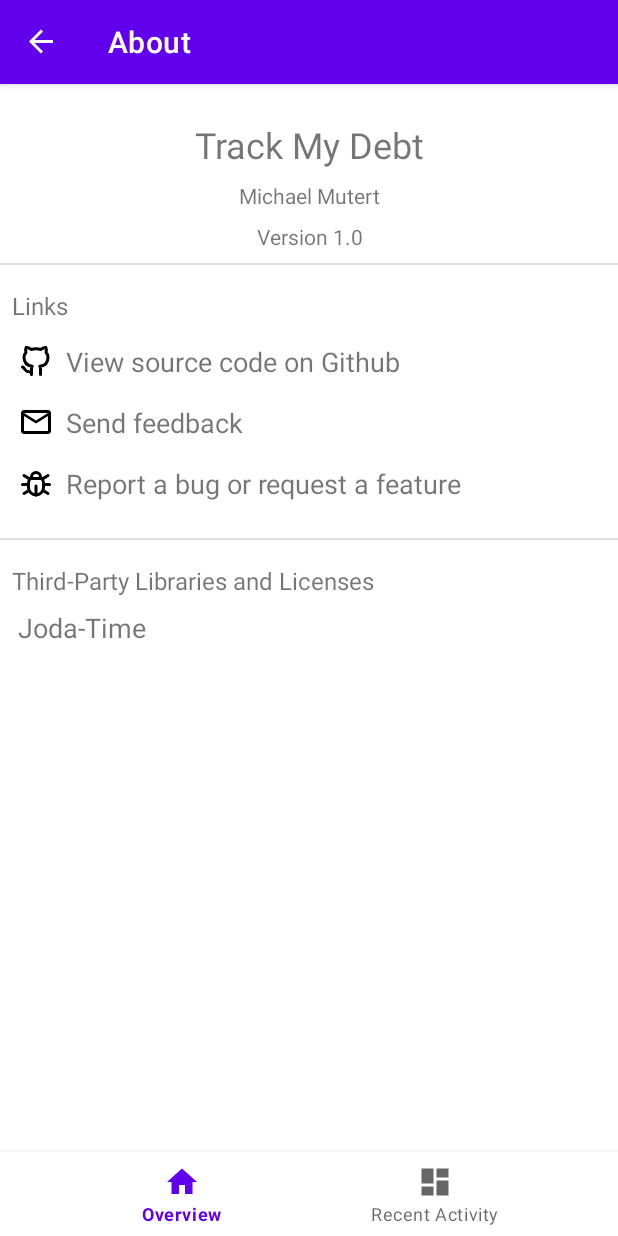
After one commit to tretum/trackmydebt, an Android app: the AboutFragment screen opened through its navigation route, on a phone screen of 412 x 824 dp. The commit adds this screen. Run offline under Robolectric (Android 15) with nearby library versions, the phone set to English and light mode, and no system bars; our stand-ins replace Room's generated code, data binding, navigation-ui.

Commit message:
Add about fragment

```diff
--- /dev/null
+++ b/app/src/main/java/com/mmutert/trackmydebt/ui/about/AboutFragment.kt
@@ -0,0 +1,96 @@
+package com.mmutert.trackmydebt.ui.about
+
+import android.content.Intent
+import android.net.Uri
+import android.os.Bundle
+import android.view.LayoutInflater
+import android.view.View
+import android.view.ViewGroup
+import androidx.databinding.DataBindingUtil
+import androidx.fragment.app.Fragment
+import com.mmutert.trackmydebt.BuildConfig
+import com.mmutert.trackmydebt.R
+import com.mmutert.trackmydebt.databinding.FragmentAboutBinding
+import com.mmutert.trackmydebt.util.IntentHelper
+
+/**
+ * A simple [Fragment] subclass.
+ * Use the [AboutFragment.newInstance] factory method to
+ * create an instance of this fragment.
+ */
+class AboutFragment : Fragment() {
+    private lateinit var mBinding: FragmentAboutBinding
+
+    override fun onCreate(savedInstanceState: Bundle?) {
+        super.onCreate(savedInstanceState)
+    }
+
+    override fun onCreateView(
+        inflater: LayoutInflater, container: ViewGroup?,
+        savedInstanceState: Bundle?
+    ): View? {
+
+        // Inflate the layout for this fragment
+        mBinding = DataBindingUtil.inflate(inflater, R.layout.fragment_about, container, false)
+        mBinding.tvAboutVersion.text =
+            getString(R.string.fragment_about_version_text, BuildConfig.VERSION_NAME)
+
+        setUpGithubButton()
+        setUpFeedbackButton()
+        setUpBugReportButton()
+        setUpJodaTimeWebsiteButton()
+
+        return mBinding.root
+    }
+
+    private fun setUpBugReportButton() {
+        mBinding.tvAboutReportBug.setOnClickListener {
+            val githubURL = getString(R.string.github_repository_url) + "/issues"
+            val intent = IntentHelper.createBrowserIntent(githubURL)
+            requireActivity().startActivity(intent)
+        }
+    }
+
+    private fun setUpFeedbackButton() {
+        mBinding.tvAboutFeedback.setOnClickListener {
+            val uri = Uri.fromParts(
+                "mailto",
+                "Alex <${getString(R.string.support_email)}>",
+                null
+            )
+            val intent = Intent(Intent.ACTION_SENDTO, uri)
+                .putExtra(Intent.EXTRA_SUBJECT, getString(R.string.support_email_subject))
+            requireActivity().startActivity(intent)
+        }
+    }
+
+    private fun setUpGithubButton() {
+        mBinding.tvAboutGithub.setOnClickListener {
+            val githubURL = getString(R.string.github_repository_url)
+            val intent = IntentHelper.createBrowserIntent(githubURL)
+            requireActivity().startActivity(intent)
+        }
+    }
+
+    private fun setUpJodaTimeWebsiteButton() {
+        mBinding.tvAboutJodaTime.setOnClickListener {
+            val intent = IntentHelper.createBrowserIntent(getString(R.string.joda_time_url))
+            requireActivity().startActivity(intent)
+        }
+    }
+
+    companion object {
+        /**
+         * Use this factory method to create a new instance of
+         * this fragment using the provided parameters.
+         *
+         * @return A new instance of fragment AboutFragment.
+         */
+        fun newInstance(): AboutFragment {
+            val fragment = AboutFragment()
+            val args = Bundle()
+            fragment.arguments = args
+            return fragment
+        }
+    }
+}
--- a/app/src/main/java/com/mmutert/trackmydebt/ui/home/HomeFragment.kt
+++ b/app/src/main/java/com/mmutert/trackmydebt/ui/home/HomeFragment.kt
@@ -4,12 +4,17 @@ import android.content.Context
 import android.graphics.Canvas
 import android.os.Bundle
 import android.view.LayoutInflater
+import android.view.Menu
+import android.view.MenuInflater
+import android.view.MenuItem
 import android.view.View
 import android.view.ViewGroup
 import androidx.databinding.DataBindingUtil
 import androidx.fragment.app.Fragment
 import androidx.lifecycle.ViewModelProvider
 import androidx.navigation.Navigation
+import androidx.navigation.fragment.findNavController
+import androidx.navigation.ui.onNavDestinationSelected
 import androidx.recyclerview.widget.DividerItemDecoration
 import androidx.recyclerview.widget.ItemTouchHelper
 import androidx.recyclerview.widget.LinearLayoutManager
@@ -31,6 +36,11 @@ class HomeFragment : Fragment(), AddPersonDialogFragment.PersonAddedListener {
     private lateinit var mBinding: FragmentHomeBinding
 
     private lateinit var mAdapter: DebtListAdapter
+
+    override fun onCreate(savedInstanceState: Bundle?) {
+        super.onCreate(savedInstanceState)
+        setHasOptionsMenu(true)
+    }
 
     override fun onCreateView(
         inflater: LayoutInflater,
@@ -77,6 +87,18 @@ class HomeFragment : Fragment(), AddPersonDialogFragment.PersonAddedListener {
 
         return mBinding.root
     }
+
+    override fun onCreateOptionsMenu(menu: Menu, inflater: MenuInflater) {
+        super.onCreateOptionsMenu(menu, inflater)
+        menu.clear()
+        inflater.inflate(R.menu.menu, menu)
+    }
+
+    override fun onOptionsItemSelected(item: MenuItem): Boolean {
+        val navController = findNavController()
+        return item.onNavDestinationSelected(navController) || super.onOptionsItemSelected(item)
+    }
+
 
     /**
      * Creates the ItemTouchHelper that archives items in the item list on swipe to the right.
--- /dev/null
+++ b/app/src/main/java/com/mmutert/trackmydebt/util/IntentHelper.kt
@@ -0,0 +1,14 @@
+package com.mmutert.trackmydebt.util
+
+import android.content.Intent
+import android.net.Uri
+import com.mmutert.trackmydebt.R
+
+object IntentHelper {
+
+
+    fun createBrowserIntent(url: String) : Intent {
+        val uri = Uri.parse(url)
+        return Intent(Intent.ACTION_VIEW, uri)
+    }
+}
--- /dev/null
+++ b/app/src/main/res/drawable/ic_baseline_mail_outline_24.xml
@@ -0,0 +1,9 @@
+<vector xmlns:android="http://schemas.android.com/apk/res/android"
+    android:width="24dp"
+    android:height="24dp"
+    android:viewportWidth="24"
+    android:viewportHeight="24">
+    <path
+        android:fillColor="#000000"
+        android:pathData="M20,4L4,4c-1.1,0 -1.99,0.9 -1.99,2L2,18c0,1.1 0.9,2 2,2h16c1.1,0 2,-0.9 2,-2L22,6c0,-1.1 -0.9,-2 -2,-2zM20,18L4,18L4,8l8,5 8,-5v10zM12,11L4,6h16l-8,5z" />
+</vector>
--- /dev/null
+++ b/app/src/main/res/drawable/ic_brand_github_24px.xml
@@ -0,0 +1,13 @@
+<vector xmlns:android="http://schemas.android.com/apk/res/android"
+    android:width="24dp"
+    android:height="24dp"
+    android:viewportWidth="24"
+    android:viewportHeight="24">
+  <path
+      android:pathData="M9,19c-4.286,1.35 -4.286,-2.55 -6,-3m12,5v-3.5c0,-1 0.099,-1.405 -0.5,-2 2.791,-0.3 5.5,-1.366 5.5,-6.04a4.567,4.567 0,0 0,-1.333 -3.21,4.192 4.192,0 0,0 -0.08,-3.227s-1.05,-0.3 -3.476,1.267a12.334,12.334 0,0 0,-6.222 0C6.462,2.723 5.413,3.023 5.413,3.023a4.192,4.192 0,0 0,-0.08 3.227A4.566,4.566 0,0 0,4 9.486c0,4.64 2.709,5.68 5.5,6.014 -0.591,0.589 -0.56,1.183 -0.5,2V21"
+      android:strokeLineJoin="round"
+      android:strokeWidth="2"
+      android:fillColor="#00000000"
+      android:strokeColor="#000000"
+      android:strokeLineCap="round"/>
+</vector>
--- /dev/null
+++ b/app/src/main/res/drawable/ic_bug_24px.xml
@@ -0,0 +1,69 @@
+<vector xmlns:android="http://schemas.android.com/apk/res/android"
+    android:width="24dp"
+    android:height="24dp"
+    android:viewportWidth="24"
+    android:viewportHeight="24">
+  <path
+      android:pathData="M9,9v-1a3,3 0,0 1,6 0v1"
+      android:strokeLineJoin="round"
+      android:strokeWidth="2"
+      android:fillColor="#00000000"
+      android:strokeColor="#000000"
+      android:strokeLineCap="round"/>
+  <path
+      android:pathData="M8,9h8a6,6 0,0 1,1 3v3a5,5 0,0 1,-10 0v-3a6,6 0,0 1,1 -3"
+      android:strokeLineJoin="round"
+      android:strokeWidth="2"
+      android:fillColor="#00000000"
+      android:strokeColor="#000000"
+      android:strokeLineCap="round"/>
+  <path
+      android:pathData="M3,13L7,13"
+      android:strokeLineJoin="round"
+      android:strokeWidth="2"
+      android:fillColor="#00000000"
+      android:strokeColor="#000000"
+      android:strokeLineCap="round"/>
+  <path
+      android:pathData="M17,13L21,13"
+      android:strokeLineJoin="round"
+      android:strokeWidth="2"
+      android:fillColor="#00000000"
+      android:strokeColor="#000000"
+      android:strokeLineCap="round"/>
+  <path
+      android:pathData="M12,20L12,14"
+      android:strokeLineJoin="round"
+      android:strokeWidth="2"
+      android:fillColor="#00000000"
+      android:strokeColor="#000000"
+      android:strokeLineCap="round"/>
+  <path
+      android:pathData="M4,19L7.35,17"
+      android:strokeLineJoin="round"
+      android:strokeWidth="2"
+      android:fillColor="#00000000"
+      android:strokeColor="#000000"
+      android:strokeLineCap="round"/>
+  <path
+      android:pathData="M20,19L16.65,17"
+      android:strokeLineJoin="round"
+      android:strokeWidth="2"
+      android:fillColor="#00000000"
+      android:strokeColor="#000000"
+      android:strokeLineCap="round"/>
+  <path
+      android:pathData="M4,7L7.75,9.4"
+      android:strokeLineJoin="round"
+      android:strokeWidth="2"
+      android:fillColor="#00000000"
+      android:strokeColor="#000000"
+      android:strokeLineCap="round"/>
+  <path
+      android:pathData="M20,7L16.25,9.4"
+      android:strokeLineJoin="round"
+      android:strokeWidth="2"
+      android:fillColor="#00000000"
+      android:strokeColor="#000000"
+      android:strokeLineCap="round"/>
+</vector>
--- /dev/null
+++ b/app/src/main/res/layout/fragment_about.xml
@@ -0,0 +1,116 @@
+<?xml version="1.0" encoding="utf-8"?>
+<layout xmlns:android="http://schemas.android.com/apk/res/android"
+    xmlns:app="http://schemas.android.com/apk/res-auto"
+    xmlns:tools="http://schemas.android.com/tools">
+
+
+    <ScrollView
+        android:layout_width="match_parent"
+        android:layout_height="match_parent">
+
+        <LinearLayout
+            android:layout_width="match_parent"
+            android:layout_height="wrap_content"
+            android:orientation="vertical" >
+
+            <LinearLayout
+                android:layout_width="match_parent"
+                android:layout_height="match_parent"
+                android:layout_marginTop="16dp"
+                android:orientation="vertical">
+
+                <TextView
+                    android:id="@+id/iv_about_app_name"
+                    android:layout_width="match_parent"
+                    android:layout_height="wrap_content"
+                    android:text="@string/app_name"
+                    android:padding="8dp"
+                    android:textAlignment="center"
+                    android:textSize="24sp" />
+
+                <TextView
+                    android:id="@+id/tv_developer_name"
+                    android:layout_width="match_parent"
+                    android:layout_height="wrap_content"
+                    android:text="@string/developer_name"
+                    android:textAlignment="center" />
+
+                <TextView
+                    android:id="@+id/tv_about_version"
+                    android:layout_width="match_parent"
+                    android:layout_height="wrap_content"
+                    android:layout_marginTop="8dp"
+                    tools:text="Version"
+                    android:textAlignment="center" />
+            </LinearLayout>
+
+            <View
+                android:id="@+id/divider6"
+                android:layout_width="match_parent"
+                android:layout_height="1dp"
+                android:layout_marginVertical="8dp"
+                android:visibility="visible"
+                android:background="?android:attr/listDivider" />
+
+            <LinearLayout
+                android:layout_width="match_parent"
+                android:layout_height="match_parent"
+                android:padding="8dp"
+                android:orientation="vertical">
+
+                <TextView
+                    android:id="@+id/tv_about_links_header"
+                    android:layout_width="match_parent"
+                    android:layout_height="wrap_content"
+                    android:text="@string/fragment_about_links_header_title"
+                    android:layout_marginBottom="6dp"
+                    android:textSize="@dimen/about_section_header_text_size" />
+
+                <TextView
+                    android:id="@+id/tv_about_github"
+                    android:drawableStart="@drawable/ic_brand_github_24px"
+                    android:text="@string/fragment_about_view_source_button_label"
+                    style="@style/fragment_about_list_entry" />
+
+                <TextView
+                    android:id="@+id/tv_about_feedback"
+                    android:drawableStart="@drawable/ic_baseline_mail_outline_24"
+                    android:text="@string/fragment_about_send_feedback_button_label"
+                    style="@style/fragment_about_list_entry" />
+
+                <TextView
+                    android:id="@+id/tv_about_report_bug"
+                    android:drawableStart="@drawable/ic_bug_24px"
+                    android:text="@string/fragment_about_bug_report_button_label"
+                    style="@style/fragment_about_list_entry" />
+            </LinearLayout>
+
+            <View
+                android:id="@+id/divider7"
+                android:layout_width="match_parent"
+                android:layout_height="1dp"
+                android:layout_marginVertical="8dp"
+                android:background="?android:attr/listDivider" />
+
+            <LinearLayout
+                android:layout_width="match_parent"
+                android:layout_height="match_parent"
+                android:padding="8dp"
+                android:orientation="vertical">
+
+                <TextView
+                    android:id="@+id/tv_about_licenses_header"
+                    android:layout_width="match_parent"
+                    android:layout_height="wrap_content"
+                    android:textSize="@dimen/about_section_header_text_size"
+                    android:text="@string/fragment_about_licenses_header_title" />
+
+                <TextView
+                    android:id="@+id/tv_about_joda_time"
+                    style="@style/fragment_about_list_entry"
+                    android:text="@string/fragment_about_joda_time_button_label" />
+            </LinearLayout>
+        </LinearLayout>
+    </ScrollView>
+
+</layout>
--- a/app/src/main/res/layout/fragment_home.xml
+++ b/app/src/main/res/layout/fragment_home.xml
@@ -27,6 +27,6 @@
             android:focusable="true"
             android:layout_gravity="bottom|end"
             android:layout_margin="16dp"
-            android:src="@drawable/ic_home_black_24dp" />
+            android:src="@drawable/ic_person_add_24px" />
     </androidx.coordinatorlayout.widget.CoordinatorLayout>
 </layout>
--- /dev/null
+++ b/app/src/main/res/menu/menu.xml
@@ -0,0 +1,7 @@
+<?xml version="1.0" encoding="utf-8"?>
+<menu xmlns:android="http://schemas.android.com/apk/res/android">
+
+    <item
+        android:title="@string/menu_item_about_title"
+        android:id="@+id/aboutFragment" />
+</menu>
--- a/app/src/main/res/navigation/mobile_navigation.xml
+++ b/app/src/main/res/navigation/mobile_navigation.xml
@@ -17,6 +17,9 @@
             app:exitAnim="@anim/slide_out_left"
             app:popEnterAnim="@anim/slide_in_left"
             app:popExitAnim="@anim/slide_out_right" />
+        <action
+            android:id="@+id/aboutFragment"
+            app:destination="@id/aboutFragment" />
     </fragment>
 
     <fragment
@@ -30,4 +33,8 @@
         android:name="com.mmutert.trackmydebt.ui.persondetail.PersonDetailFragment"
         android:label="PersonDetailFragment">
     </fragment>
+    <fragment
+        android:id="@+id/aboutFragment"
+        android:name="com.mmutert.trackmydebt.ui.about.AboutFragment"
+        android:label="@string/menu_item_about_title" />
 </navigation>
--- a/app/src/main/res/values/dimens.xml
+++ b/app/src/main/res/values/dimens.xml
@@ -7,4 +7,7 @@
     <dimen name="list_item_swipe_icon_margin_horizontal">10dp</dimen>
     <dimen name="list_item_card_vertical_margin">4dp</dimen>
     <dimen name="list_item_card_horizontal_margin">4dp</dimen>
+
+    <dimen name="about_section_header_text_size">16sp</dimen>
+    <dimen name="about_entry_text_size">18sp</dimen>
 </resources>
--- a/app/src/main/res/values/strings.xml
+++ b/app/src/main/res/values/strings.xml
@@ -4,6 +4,17 @@
     <string name="title_dashboard">Recent Activity</string>
     <string name="title_notifications">Notifications</string>
 
+    <!-- About fragment -->
+    <string name="fragment_about_licenses_header_title">Third-Party Libraries and Licenses</string>
+    <string name="fragment_about_links_header_title">Links</string>
+    <string name="fragment_about_send_feedback_button_label">Send feedback</string>
+    <string name="fragment_about_view_source_button_label">View source code on Github</string>
+    <string name="fragment_about_bug_report_button_label">Report a bug or request a feature</string>
+    <string name="fragment_about_joda_time_button_label" translatable="false">Joda-Time</string>
+    <string name="fragment_about_version_text">Version %s</string>
+    <string name="support_email" translatable="false">contact@michaelmutert.com</string>
+    <string name="support_email_subject" translatable="false">Track My Debt Feedback</string>
+    <string name="github_repository_url" translatable="false">https://github.com/tretum/trackmydebt</string>
 
     <string name="pref_night_mode_key">pref_night_mode_key</string>
     <string name="theme_value_light" translatable="false">light</string>
@@ -11,4 +22,7 @@
     <string name="theme_value_default" translatable="false">default</string>
     <string name="dialog_add_person_title">Add Person</string>
     <string name="dialog_add_person_enter_name_hint">Enter name</string>
+    <string name="menu_item_about_title">About</string>
+    <string name="developer_name" translatable="false">Michael Mutert</string>
+    <string name="joda_time_url">https://www.joda.org/joda-time/</string>
 </resources>
--- a/app/src/main/res/values/themes.xml
+++ b/app/src/main/res/values/themes.xml
@@ -19,4 +19,14 @@
     <style name="AppTheme.AppBarOverlay" parent="ThemeOverlay.MaterialComponents.Dark.ActionBar" />
 
     <style name="AppTheme.PopupOverlay" parent="ThemeOverlay.MaterialComponents.Light" />
+
+    <style name="fragment_about_list_entry">
+        <item name="android:layout_width">match_parent</item>
+        <item name="android:layout_height">wrap_content</item>
+        <item name="android:padding">4dp</item>
+        <item name="android:drawablePadding">8dp</item>
+        <item name="android:layout_marginTop">4dp</item>
+        <item name="android:layout_marginBottom">4dp</item>
+        <item name="android:textSize">@dimen/about_entry_text_size</item>
+    </style>
 </resources>
```
